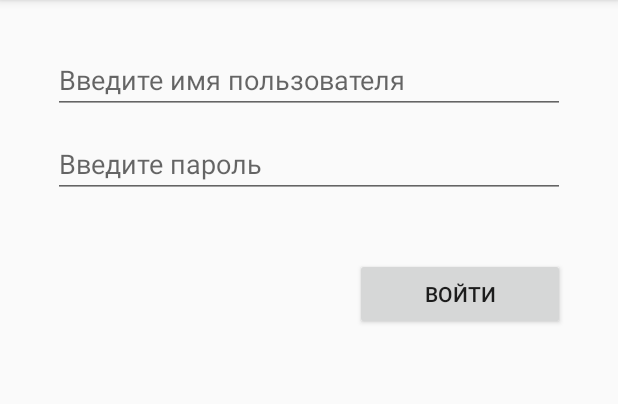
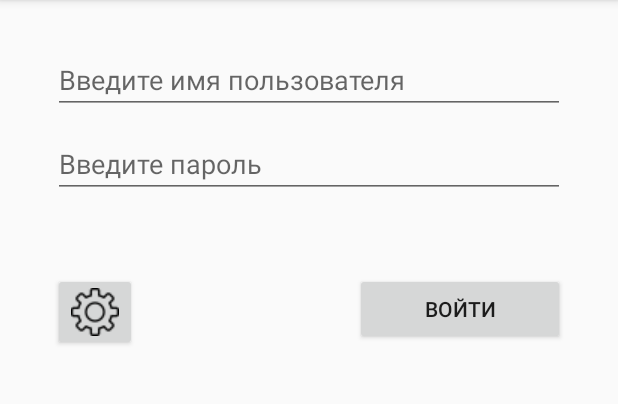
Before and after one commit to Lubkov/seating-chart-client, an Android app: the fragment LoginUserDialog shown on its own in the app's theme, on a phone screen of 412 x 824 dp, the part 84-488 px from its top. Run offline under Robolectric (Android 15) with nearby library versions, the phone set to English and light mode, and no system bars; 4 statements that could not run were skipped.

Commit message:
Добавлена кнопка с показом настроек на диалог авторизации

```diff
--- a/app/src/main/java/ua/stellar/seatingchart/LoginUserDialog.java
+++ b/app/src/main/java/ua/stellar/seatingchart/LoginUserDialog.java
@@ -3,6 +3,7 @@ package ua.stellar.seatingchart;
 import android.app.Activity;
 import android.app.DialogFragment;
 import android.content.DialogInterface;
+import android.content.Intent;
 import android.content.SharedPreferences;
 import android.os.Bundle;
 import android.preference.PreferenceManager;
@@ -61,6 +62,12 @@ public class LoginUserDialog extends DialogFragment implements View.OnClickListe
         if (!isEmptyLogin()) {
             edPassword.requestFocus();
         }
+
+        Button buSettings = (Button) view.findViewById(R.id.buSettings);
+        buSettings.setOnClickListener((View v)-> {
+            Intent settingsActivity = new Intent(activity.getBaseContext(), SettingsActivity.class);
+            startActivity(settingsActivity);
+        });
 
         return view;
     }
--- a/app/src/main/res/layout/login_user_dialog.xml
+++ b/app/src/main/res/layout/login_user_dialog.xml
@@ -1,73 +1,89 @@
 <?xml version="1.0" encoding="utf-8"?>
 <LinearLayout xmlns:android="http://schemas.android.com/apk/res/android"
+    xmlns:tools="http://schemas.android.com/tools"
     android:layout_width="match_parent"
     android:layout_height="match_parent"
     android:orientation="vertical"
+    android:paddingBottom="20dp"
     android:paddingLeft="35dp"
-    android:paddingTop="25dp"
     android:paddingRight="35dp"
-    android:paddingBottom="20dp">
+    android:paddingTop="25dp">
 
     <LinearLayout
-        android:orientation="horizontal"
         android:layout_width="match_parent"
         android:layout_height="wrap_content"
+        android:orientation="horizontal"
         android:weightSum="1">
 
     </LinearLayout>
 
     <LinearLayout
-        android:orientation="horizontal"
         android:layout_width="match_parent"
-        android:layout_height="wrap_content">
+        android:layout_height="wrap_content"
+        android:orientation="horizontal">
 
     </LinearLayout>
 
     <EditText
+        android:id="@+id/edLogin"
         android:layout_width="match_parent"
         android:layout_height="wrap_content"
-        android:inputType="textPersonName"
+        android:layout_marginBottom="5dp"
+        android:layout_marginTop="5dp"
         android:ems="10"
-        android:id="@+id/edLogin"
         android:hint="Введите имя пользователя"
-        android:layout_marginTop="5dp"
-        android:layout_marginBottom="5dp" />
+        android:inputType="textPersonName" />
 
     <EditText
+        android:id="@+id/edPassword"
         android:layout_width="match_parent"
         android:layout_height="wrap_content"
-        android:inputType="textPassword"
+        android:layout_marginBottom="5dp"
+        android:layout_marginTop="5dp"
         android:ems="10"
-        android:id="@+id/edPassword"
         android:hint="Введите пароль"
-        android:layout_marginTop="5dp"
-        android:layout_marginBottom="5dp" />
+        android:inputType="textPassword" />
 
     <TextView
+        android:id="@+id/twErrorMessage"
         android:layout_width="match_parent"
         android:layout_height="wrap_content"
+        android:maxWidth="45dp"
         android:textAppearance="?android:attr/textAppearanceMedium"
-        android:id="@+id/twErrorMessage"
-        android:maxWidth="45dp"
         android:textColor="#fa4141" />
 
     <LinearLayout
+        android:id="@+id/linearLayout"
+        android:layout_width="match_parent"
+        android:layout_height="wrap_content"
+        android:gravity="center"
+        android:orientation="horizontal"
+        android:paddingTop="10dp">
+
+    </LinearLayout>
+
+    <RelativeLayout
         android:layout_width="match_parent"
         android:layout_height="wrap_content"
         android:orientation="horizontal"
-        android:id="@+id/linearLayout"
-        android:paddingTop="10dp"
-        android:gravity="center" >
+        android:paddingTop="10dp">
 
-    </LinearLayout>
+        <Button
+            android:id="@+id/buSettings"
+            android:layout_width="wrap_content"
+            android:layout_height="wrap_content"
+            android:layout_alignParentLeft="true"
+            android:drawableLeft="@drawable/settings_32"
+            android:minWidth="48dp" />
 
+        <Button
+            android:id="@+id/buLogin"
+            android:layout_width="wrap_content"
+            android:layout_height="wrap_content"
+            android:layout_alignParentRight="true"
+            android:minWidth="140dp"
+            android:text="Войти" />
 
-    <Button
-        android:layout_width="wrap_content"
-        android:layout_height="wrap_content"
-        android:text="Войти"
-        android:id="@+id/buLogin"
-        android:layout_gravity="right"
-        android:minWidth="140dp" />
+    </RelativeLayout>
 
 </LinearLayout>
```
Also changed, not shown: app/src/main/res/drawable/settings_32.png (added).
